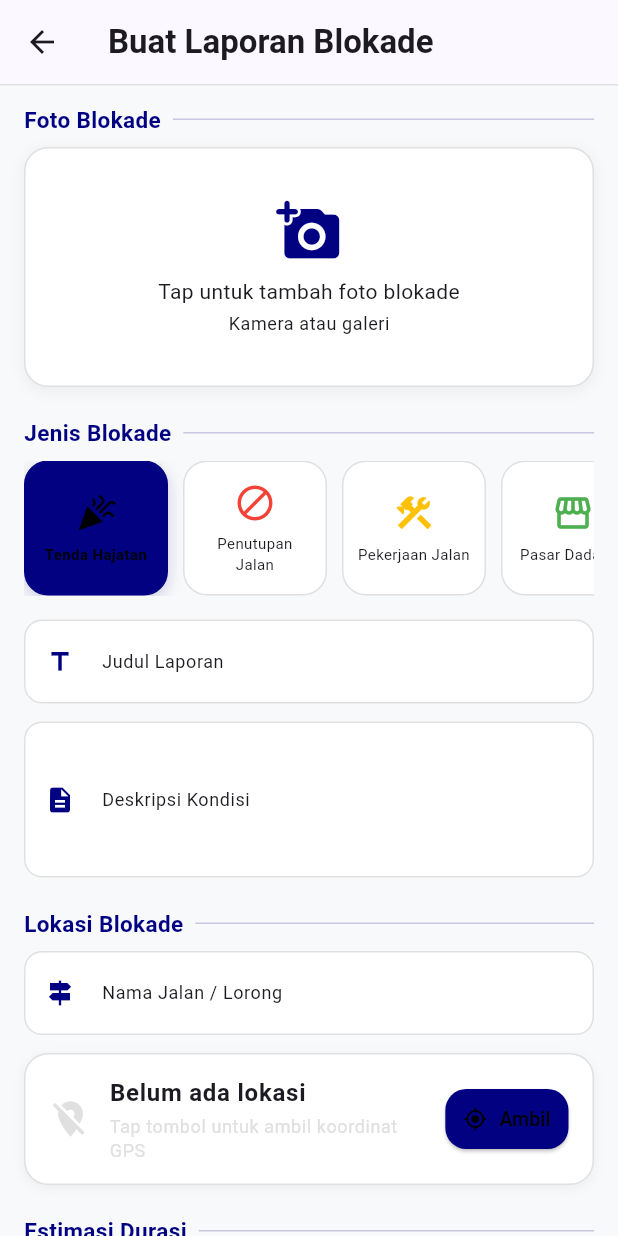
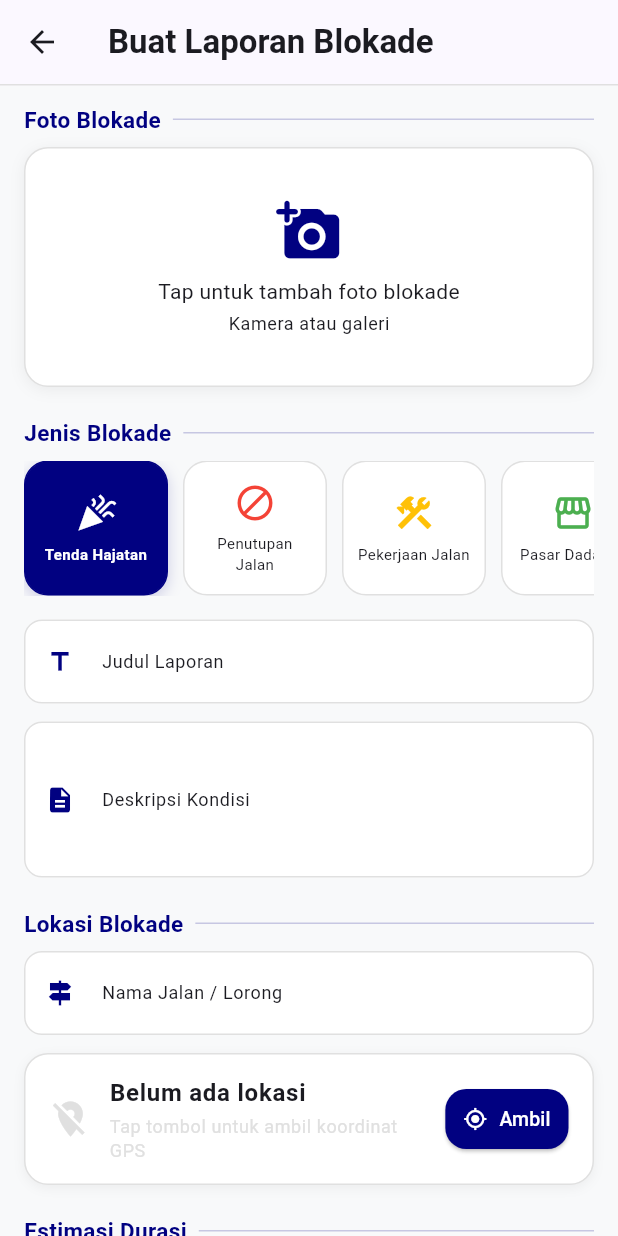
Before and after one commit to davinastra777/ProyekAkhir_PABII, a Flutter app: the AddBlockadePostScreen screen opened directly, on a phone screen of 412 x 824 dp. Run offline on Flutter 3.47's test engine with Material 3 defaults, Android fonts, the phone set to English and light mode, and no system bars; our stand-ins replace cloud_firestore, firebase_auth, firebase_core, geolocator, image_picker; accounts and stored records are empty.

Commit message:
update warna

```diff
--- a/rute_tikus/lib/screens/detail_screen.dart
+++ b/rute_tikus/lib/screens/detail_screen.dart
@@ -244,7 +244,7 @@ class _DetailScreenState extends State<DetailScreen> {
                     label: const Text('Buka di Google Maps'),
                     style: ElevatedButton.styleFrom(
                       backgroundColor: accent,
-                      foregroundColor: Colors.black,
+                      foregroundColor: Colors.white,
                       shape: RoundedRectangleBorder(borderRadius: BorderRadius.circular(18)),
                     ),
                   ),
--- a/rute_tikus/lib/screens/favorite_screen.dart
+++ b/rute_tikus/lib/screens/favorite_screen.dart
@@ -191,7 +191,7 @@ class _FavoriteScreenState extends State<FavoriteScreen> {
                                   label: const Text('Lihat Detail'),
                                   style: ElevatedButton.styleFrom(
                                     backgroundColor: accent,
-                                    foregroundColor: Colors.black,
+                                    foregroundColor: Colors.white,
                                     padding: const EdgeInsets.symmetric(horizontal: 12, vertical: 8),
                                     shape: RoundedRectangleBorder(
                                       borderRadius: BorderRadius.circular(14),
--- a/rute_tikus/lib/screens/post_screen.dart
+++ b/rute_tikus/lib/screens/post_screen.dart
@@ -401,7 +401,7 @@ class _AddBlockadePostScreenState extends State<AddBlockadePostScreen>
                   ),
                   style: ElevatedButton.styleFrom(
                     backgroundColor: accent,
-                    foregroundColor: Colors.black,
+                    foregroundColor: Colors.white,
                     shape: RoundedRectangleBorder(
                       borderRadius: BorderRadius.circular(14),
                     ),
@@ -519,7 +519,7 @@ class _AddBlockadePostScreenState extends State<AddBlockadePostScreen>
               child: Column(
                 mainAxisAlignment: MainAxisAlignment.center,
                 children: [
-                  Icon(type.icon, color: selected ? Colors.black : type.color, size: 28),
+                  Icon(type.icon, color: selected ? Colors.white : type.color, size: 28),
                   const SizedBox(height: 6),
                   Text(
                     type.label,
@@ -527,7 +527,7 @@ class _AddBlockadePostScreenState extends State<AddBlockadePostScreen>
                     maxLines: 2,
                     overflow: TextOverflow.ellipsis,
                     style: TextStyle(
-                      color: selected ? Colors.black : theme.textTheme.bodySmall?.color,
+                      color: selected ? Colors.white : theme.textTheme.bodySmall?.color,
                       fontSize: 10,
                       fontWeight: selected ? FontWeight.w700 : FontWeight.normal,
                     ),
@@ -611,7 +611,7 @@ class _AddBlockadePostScreenState extends State<AddBlockadePostScreen>
             ),
             style: ElevatedButton.styleFrom(
               backgroundColor: accent,
-              foregroundColor: Colors.black,
+              foregroundColor: Colors.white,
               padding: const EdgeInsets.symmetric(horizontal: 12, vertical: 8),
               shape: RoundedRectangleBorder(
                 borderRadius: BorderRadius.circular(14),
```
Also changed, not shown: rute_tikus/assets/logo.png, 1 other file.
